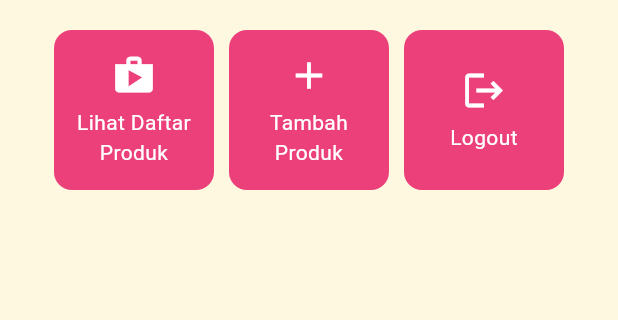
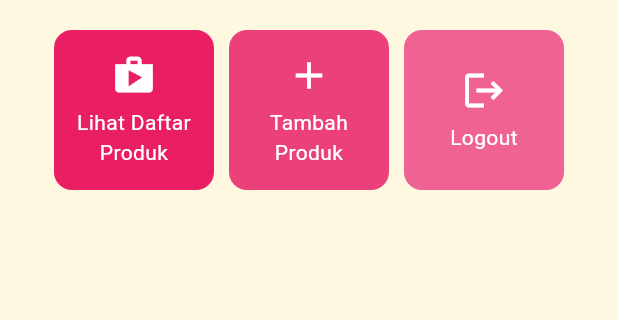
Before and after one commit to kinardes/alicious-florist-mobile, a Flutter app: the screen it shows after launch, on a phone screen of 412 x 824 dp, the part 357-677 px from its top. Run offline on Flutter 3.47's test engine with Material 3 defaults, Android fonts, the phone set to English and light mode, and no system bars.

Commit message:
ganti warna button

```diff
--- a/lib/menu.dart
+++ b/lib/menu.dart
@@ -6,9 +6,9 @@ class MyHomePage extends StatelessWidget {
     final String className = 'PBP A'; // Kelas
 
     final List<ItemHomepage> items = [
-         ItemHomepage("Lihat Daftar Produk", Icons.shop),
-         ItemHomepage("Tambah Produk", Icons.add),
-         ItemHomepage("Logout", Icons.logout),
+         ItemHomepage("Lihat Daftar Produk", Icons.shop, Colors.pink),
+         ItemHomepage("Tambah Produk", Icons.add, Colors.pink.shade400),
+         ItemHomepage("Logout", Icons.logout, Colors.pink.shade300),
     ];
 
     MyHomePage({super.key});
@@ -99,8 +99,9 @@ class MyHomePage extends StatelessWidget {
 class ItemHomepage {
      final String name;
      final IconData icon;
+     final Color color;
 
-     ItemHomepage(this.name, this.icon);
+     ItemHomepage(this.name, this.icon, this.color);
 }
 
 class InfoCard extends StatelessWidget {
@@ -148,7 +149,7 @@ class ItemCard extends StatelessWidget {
   Widget build(BuildContext context) {
     return Material(
       // Menentukan warna latar belakang dari tema aplikasi.
-      color: Theme.of(context).colorScheme.secondary,
+      color: item.color,
       // Membuat sudut kartu melengkung.
       borderRadius: BorderRadius.circular(12),
 
```
Also changed, not shown: 1 other file.
